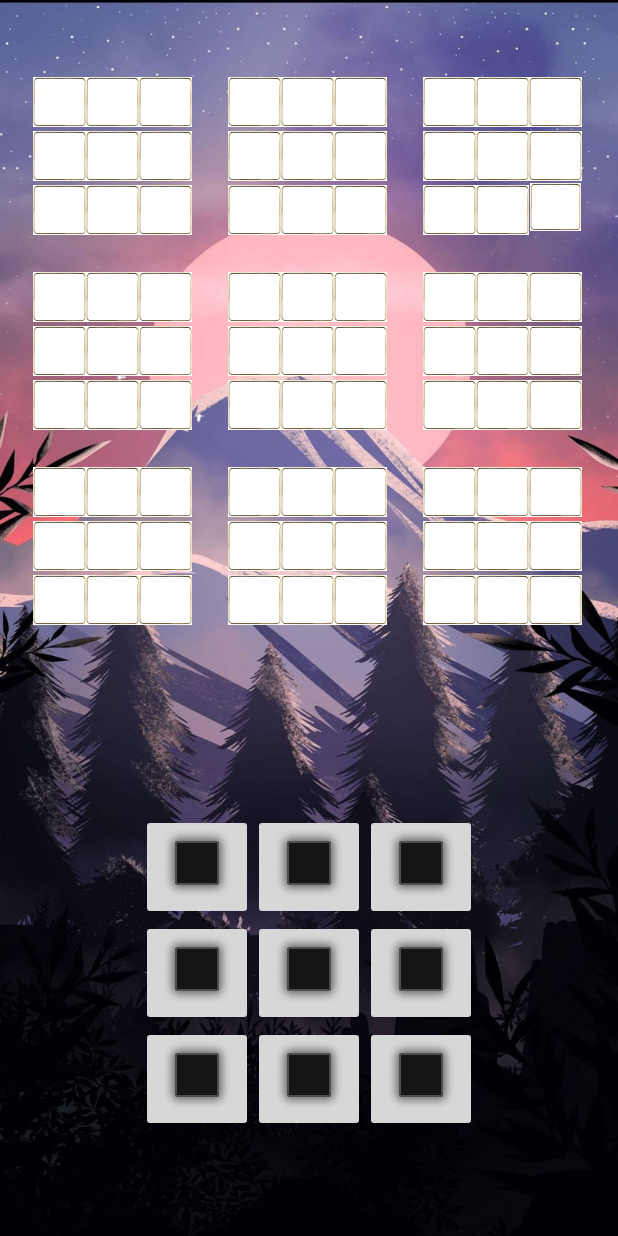
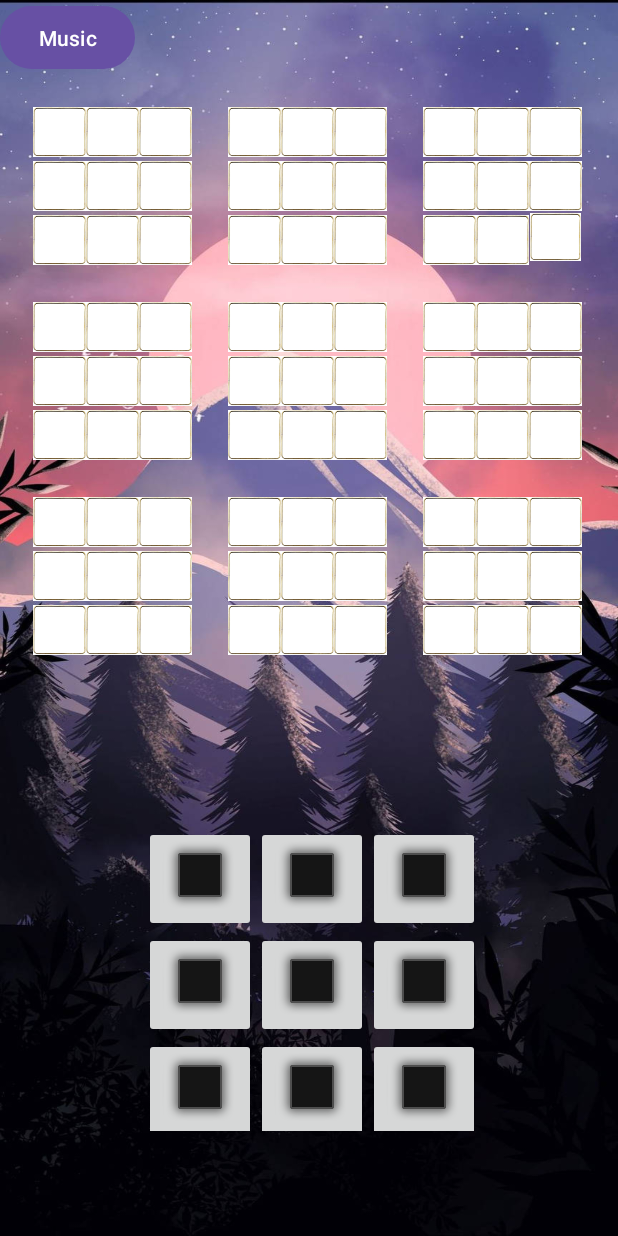
Before and after one commit to Assafsin/UltimateTicTacToe, an Android app: the MainActivity screen opened directly, with no data from a screen before it, on a phone screen of 412 x 824 dp. Run offline under Robolectric (Android 15) with nearby library versions, the phone set to English and light mode, and no system bars.

Commit message:
added a music button from the game

```diff
--- a/app/src/main/java/com/example/ultimatetictactoe/MainActivity.java
+++ b/app/src/main/java/com/example/ultimatetictactoe/MainActivity.java
@@ -24,6 +24,7 @@ public class MainActivity extends AppCompatActivity implements View.OnClickListe
 
     private ImageView[][] gameBoard;
     private ImageButton[][] gameButtons;
+    private Button musicBtn;
 
     private Dialog dialog;
     private EditText editdUsername, editDEmail, editDPassword;
@@ -44,6 +45,9 @@ public class MainActivity extends AppCompatActivity implements View.OnClickListe
         gameButtons = new ImageButton[3][3];
         gameBoard = new ImageView[9][9];
         gManager = new GameManager();
+
+        musicBtn = (Button) findViewById(R.id.btnMusic);
+        musicBtn.setOnClickListener(this);
 
         String str;
         int resID;
@@ -67,6 +71,9 @@ public class MainActivity extends AppCompatActivity implements View.OnClickListe
 
     @Override
     public void onClick(View view) {
+        if (view.getId() == musicBtn.getId())
+            startActivity(new Intent(MainActivity.this, MusicListActivity.class));
+        else{
             if (!gManager.getGameEnded()) {
                 int column = 0;
                 int row = 0;
@@ -99,6 +106,7 @@ public class MainActivity extends AppCompatActivity implements View.OnClickListe
                 }
             }
         }
+    }
 
 
     public void createWinnerDialog() {
--- a/app/src/main/java/com/example/ultimatetictactoe/MusicListActivity.java
+++ b/app/src/main/java/com/example/ultimatetictactoe/MusicListActivity.java
@@ -66,6 +66,8 @@ public class MusicListActivity extends AppCompatActivity implements View.OnClick
         switchMusic = findViewById(R.id.switchMusic);
         switchMusic.setOnClickListener(this);
 
+        if (musicService.isPlaying()) switchMusic.setChecked(true);
+
         back = findViewById(R.id.back);
         back.setOnClickListener(this);
 
@@ -117,7 +119,6 @@ public class MusicListActivity extends AppCompatActivity implements View.OnClick
         if (songs != null && songs.moveToFirst()) {
             int titleColumn = songs.getColumnIndex(MediaStore.Audio.Media.TITLE);
             int idColumn = songs.getColumnIndex(MediaStore.Audio.Media._ID);
-
                 do {
                     String currentTitle = songs.getString(titleColumn);
                     long currentId = songs.getLong(idColumn);
@@ -147,11 +148,11 @@ public class MusicListActivity extends AppCompatActivity implements View.OnClick
 
         if (view.getId() == R.id.switchMusic) {
             if (switchMusic.isChecked()) {
+                if (musicService != null) musicService.resume();
+                StartActivity.isPlaying = true;
+            } else {
                 if (musicService != null) musicService.pause();
                 StartActivity.isPlaying = false;
-            } else {
-                if (musicService != null) musicService.resume();
-                StartActivity.isPlaying = true;
             }
         }
     }
--- a/app/src/main/res/layout/activity_main.xml
+++ b/app/src/main/res/layout/activity_main.xml
@@ -23,10 +23,10 @@
         android:verticalSpacing="10dp"
         app:layout_constraintBottom_toBottomOf="parent"
         app:layout_constraintEnd_toEndOf="parent"
-        app:layout_constraintHorizontal_bias="0.473"
+        app:layout_constraintHorizontal_bias="0.476"
         app:layout_constraintStart_toStartOf="parent"
         app:layout_constraintTop_toTopOf="parent"
-        app:layout_constraintVertical_bias="0.05">
+        app:layout_constraintVertical_bias="0.102">
 
         <GridLayout
             android:id="@+id/gridView00"
@@ -39,13 +39,13 @@
             android:numColumns="auto_fit"
             android:stretchMode="columnWidth"
             android:verticalSpacing="10dp"
-            app:srcCompat="@drawable/frm"
             app:layout_constraintBottom_toBottomOf="parent"
             app:layout_constraintEnd_toEndOf="parent"
             app:layout_constraintHorizontal_bias="0.5"
             app:layout_constraintStart_toStartOf="parent"
             app:layout_constraintTop_toTopOf="parent"
-            app:layout_constraintVertical_bias="0.5">
+            app:layout_constraintVertical_bias="0.5"
+            app:srcCompat="@drawable/frm">
 
 
             <ImageView
@@ -140,7 +140,6 @@
             app:layout_constraintTop_toTopOf="parent"
             app:layout_constraintVertical_bias="0.5"
             app:srcCompat="@drawable/frm">
-
 
 
             <ImageView
@@ -891,8 +890,8 @@
 
     <GridLayout
         android:id="@+id/innergridview10"
-        android:layout_width="wrap_content"
-        android:layout_height="wrap_content"
+        android:layout_width="220dp"
+        android:layout_height="203dp"
         android:layout_row="3"
         android:layout_column="3"
         android:layout_margin="10dp"
@@ -983,8 +982,17 @@
             app:srcCompat="@android:drawable/dialog_frame" />
     </GridLayout>
 
-
-
+    <Button
+        android:id="@+id/btnMusic"
+        android:layout_width="90dp"
+        android:layout_height="50dp"
+        android:text="Music"
+        app:layout_constraintBottom_toTopOf="@+id/mainGridView"
+        app:layout_constraintEnd_toStartOf="@+id/mainGridView"
+        app:layout_constraintHorizontal_bias="0"
+        app:layout_constraintStart_toStartOf="parent"
+        app:layout_constraintTop_toTopOf="parent"
+        app:layout_constraintVertical_bias="0" />
 
 
 </androidx.constraintlayout.widget.ConstraintLayout>
```
Lines whose indentation alone changed are shown as unchanged.
